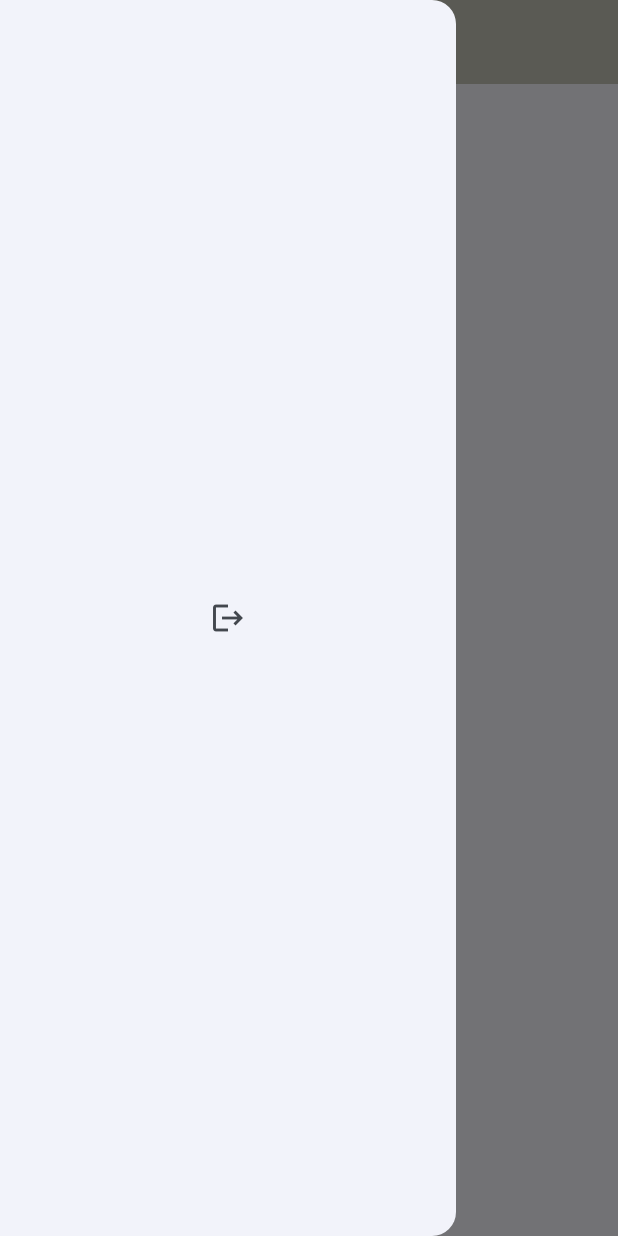
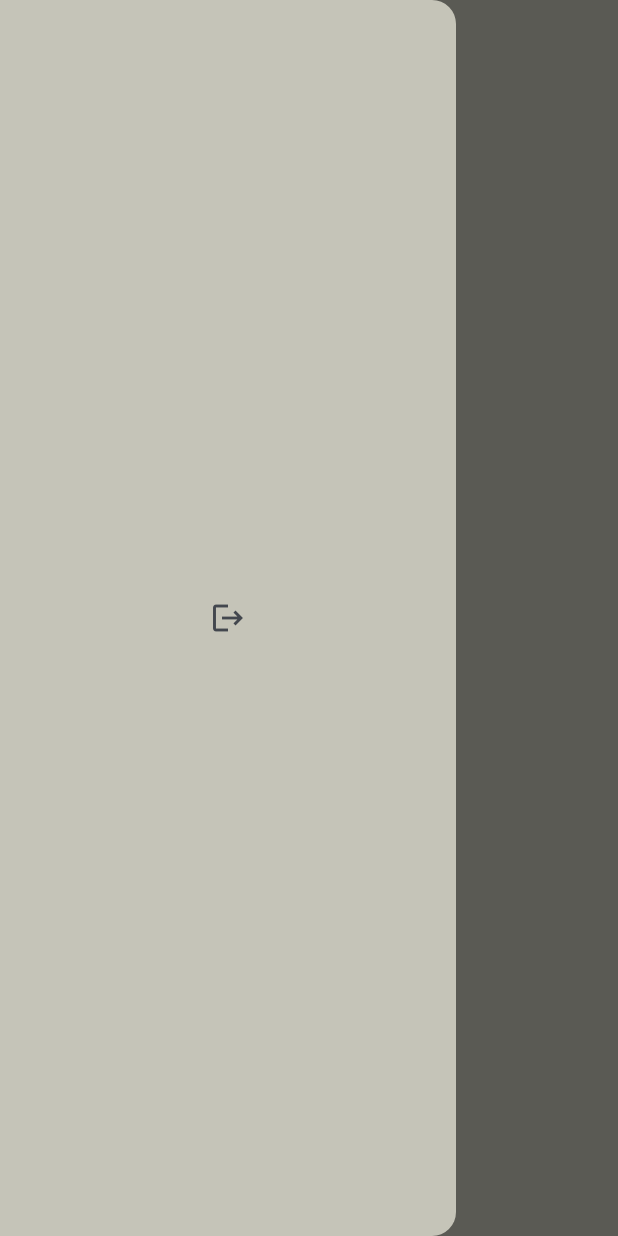
Before and after one commit to kushalchh07/MinimalChatAppUsingFlutter, a Flutter app: the ChatScreen screen opened directly, with the side drawer open, on a phone screen of 412 x 824 dp. Run offline on Flutter 3.47's test engine with Material 3 defaults, Android fonts, the phone set to English and light mode, and no system bars; our stand-ins replace bloc, cloud_firestore, equatable, firebase_auth, firebase_core, flutter_bloc and 5 more; accounts and stored records are empty.

Commit message:
feat:cleaned ui

```diff
--- a/lib/pages/Chat/chat_screen.dart
+++ b/lib/pages/Chat/chat_screen.dart
@@ -10,7 +10,6 @@ import '../../Bloc/userBloc/user_bloc.dart';
 import '../../Bloc/userBloc/user_event.dart';
 import '../../Bloc/userBloc/user_state.dart';
 import '../../constants/Sharedpreferences/sharedpreferences.dart';
-
 
 class ChatScreen extends StatefulWidget {
   const ChatScreen({super.key});
@@ -34,16 +33,17 @@ class _ChatScreenState extends State<ChatScreen> {
       appBar: AppBar(
         title: Text(
           'ChatRoom',
-          style: TextStyle(color: Colors.white),
+          style: TextStyle(color: myBlack),
         ),
         backgroundColor: appBackgroundColor,
       ),
       drawer: Drawer(
+        backgroundColor: appBackgroundColor,
         child: IconButton(onPressed: signOut, icon: Icon(Icons.logout)),
       ),
       body: BlocProvider(
         create: (context) => UserBloc()..add(LoadUsers()),
-        child: UserList(),
+        child: Container(color: appBackgroundColor, child: UserList()),
       ),
     );
   }
@@ -63,7 +63,8 @@ class UserList extends StatelessWidget {
           }
           return ListView(
             children: users
-                .where((user) => user['email'] != FirebaseAuth.instance.currentUser?.email)
+                .where((user) =>
+                    user['email'] != FirebaseAuth.instance.currentUser?.email)
                 .map((user) => _buildUserListItem(context, user))
                 .toList(),
           );
```
